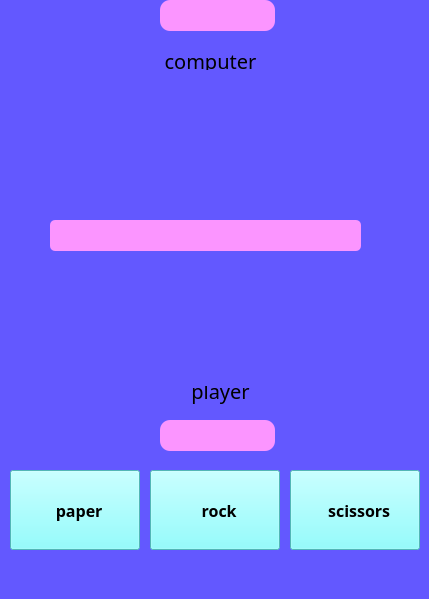
The window that PyLearn7-Assignment19/rock paper scissors/main_window.ui (MahdiAhmadiKamal/PyLearn7-GUI) describes before a commit, drawn with Qt 5.
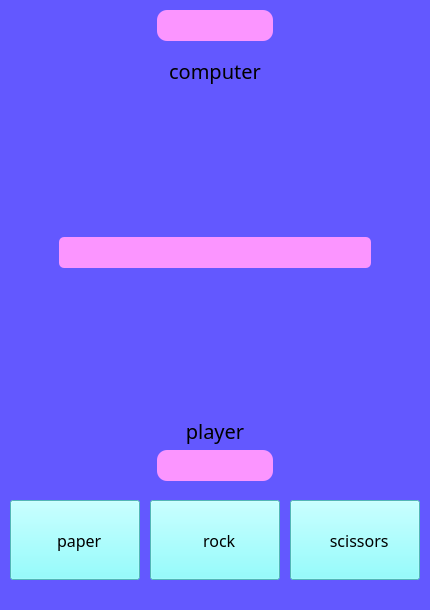
The same window after the commit.

Patch:
```diff
--- a/PyLearn7-Assignment19/rock paper scissors/main_window.ui
+++ b/PyLearn7-Assignment19/rock paper scissors/main_window.ui
@@ -6,10 +6,28 @@
    <rect>
     <x>0</x>
     <y>0</y>
-    <width>429</width>
-    <height>599</height>
+    <width>430</width>
+    <height>610</height>
    </rect>
   </property>
+  <property name="sizePolicy">
+   <sizepolicy hsizetype="Fixed" vsizetype="Preferred">
+    <horstretch>0</horstretch>
+    <verstretch>0</verstretch>
+   </sizepolicy>
+  </property>
+  <property name="minimumSize">
+   <size>
+    <width>430</width>
+    <height>610</height>
+   </size>
+  </property>
+  <property name="maximumSize">
+   <size>
+    <width>430</width>
+    <height>610</height>
+   </size>
+  </property>
   <property name="windowTitle">
    <string>MainWindow</string>
   </property>
@@ -20,9 +38,9 @@
    <widget class="QLabel" name="label_2">
     <property name="geometry">
      <rect>
-      <x>150</x>
-      <y>370</y>
-      <width>141</width>
+      <x>144</x>
+      <y>410</y>
+      <width>142</width>
       <height>41</height>
      </rect>
     </property>
@@ -42,9 +60,9 @@
    <widget class="QLabel" name="label">
     <property name="geometry">
      <rect>
-      <x>140</x>
-      <y>40</y>
-      <width>141</width>
+      <x>144</x>
+      <y>50</y>
+      <width>142</width>
       <height>41</height>
      </rect>
     </property>
@@ -64,8 +82,8 @@
    <widget class="QPushButton" name="player_board">
     <property name="geometry">
      <rect>
-      <x>140</x>
-      <y>250</y>
+      <x>165</x>
+      <y>280</y>
       <width>100</width>
       <height>136</height>
      </rect>
@@ -107,9 +125,9 @@
    <widget class="QPushButton" name="score_cpu">
     <property name="geometry">
      <rect>
-      <x>160</x>
-      <y>0</y>
-      <width>115</width>
+      <x>157</x>
+      <y>10</y>
+      <width>116</width>
       <height>31</height>
      </rect>
     </property>
@@ -127,10 +145,10 @@
     </property>
     <property name="font">
      <font>
-      <family>Arial Black</family>
-      <pointsize>12</pointsize>
+      <family>Britannic Bold</family>
+      <pointsize>14</pointsize>
       <italic>false</italic>
-      <bold>true</bold>
+      <bold>false</bold>
      </font>
     </property>
     <property name="styleSheet">
@@ -144,9 +162,9 @@
    <widget class="QPushButton" name="score_player">
     <property name="geometry">
      <rect>
-      <x>160</x>
-      <y>420</y>
-      <width>115</width>
+      <x>157</x>
+      <y>450</y>
+      <width>116</width>
       <height>31</height>
      </rect>
     </property>
@@ -164,10 +182,10 @@
     </property>
     <property name="font">
      <font>
-      <family>Arial Black</family>
-      <pointsize>12</pointsize>
+      <family>Britannic Bold</family>
+      <pointsize>14</pointsize>
       <italic>false</italic>
-      <bold>true</bold>
+      <bold>false</bold>
      </font>
     </property>
     <property name="styleSheet">
@@ -182,7 +200,7 @@
     <property name="geometry">
      <rect>
       <x>150</x>
-      <y>470</y>
+      <y>500</y>
       <width>130</width>
       <height>80</height>
      </rect>
@@ -195,9 +213,9 @@
     </property>
     <property name="font">
      <font>
-      <family>Arial Black</family>
+      <family>Broadway</family>
       <pointsize>12</pointsize>
-      <bold>true</bold>
+      <bold>false</bold>
      </font>
     </property>
     <property name="styleSheet">
@@ -217,7 +235,7 @@
     <property name="geometry">
      <rect>
       <x>10</x>
-      <y>470</y>
+      <y>500</y>
       <width>130</width>
       <height>80</height>
      </rect>
@@ -230,9 +248,9 @@
     </property>
     <property name="font">
      <font>
-      <family>Arial Black</family>
+      <family>Broadway</family>
       <pointsize>12</pointsize>
-      <bold>true</bold>
+      <bold>false</bold>
      </font>
     </property>
     <property name="styleSheet">
@@ -252,7 +270,7 @@
     <property name="geometry">
      <rect>
       <x>290</x>
-      <y>470</y>
+      <y>500</y>
       <width>130</width>
       <height>80</height>
      </rect>
@@ -265,9 +283,9 @@
     </property>
     <property name="font">
      <font>
-      <family>Arial Black</family>
+      <family>Broadway</family>
       <pointsize>12</pointsize>
-      <bold>true</bold>
+      <bold>false</bold>
      </font>
     </property>
     <property name="styleSheet">
@@ -286,9 +304,9 @@
    <widget class="QPushButton" name="result">
     <property name="geometry">
      <rect>
-      <x>50</x>
-      <y>220</y>
-      <width>311</width>
+      <x>59</x>
+      <y>237</y>
+      <width>312</width>
       <height>31</height>
      </rect>
     </property>
@@ -306,10 +324,10 @@
     </property>
     <property name="font">
      <font>
-      <family>Arial Black</family>
-      <pointsize>12</pointsize>
+      <family>Britannic Bold</family>
+      <pointsize>14</pointsize>
       <italic>false</italic>
-      <bold>true</bold>
+      <bold>false</bold>
      </font>
     </property>
     <property name="styleSheet">
@@ -323,8 +341,8 @@
    <widget class="QPushButton" name="cpu_board">
     <property name="geometry">
      <rect>
-      <x>140</x>
-      <y>70</y>
+      <x>165</x>
+      <y>90</y>
       <width>100</width>
       <height>136</height>
      </rect>
```
Left out of the diff: 4 changed lines with no effect on the pictures.
